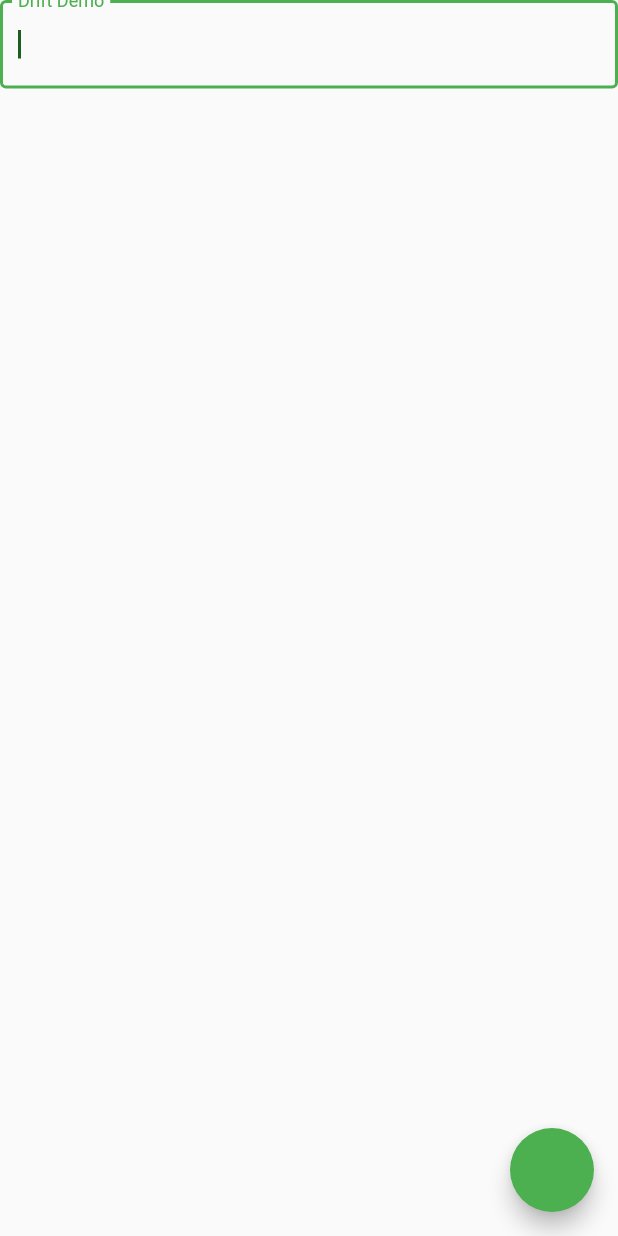
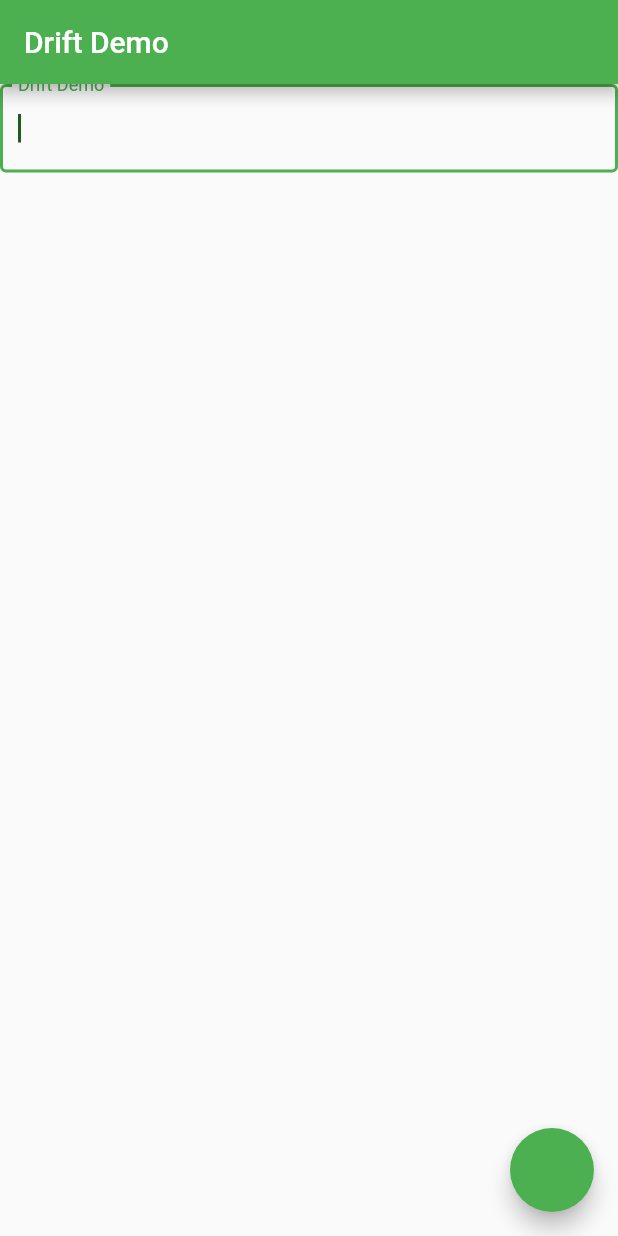
Before and after one commit to valerianaGit/FlutterDriftLocalDataStorageDemo, a Flutter app: the screen it shows after launch, on a phone screen of 412 x 824 dp. Run offline on Flutter 3.47's test engine with Material 2 defaults, Android fonts, the phone set to English and light mode, and no system bars.

Commit message:
create app bar

```diff
--- a/lib/screens/home_page.dart
+++ b/lib/screens/home_page.dart
@@ -18,6 +18,9 @@ class _HomePageState extends State<HomePage> {
   @override
   Widget build(BuildContext context) {
     return Scaffold(
+      appBar: AppBar(
+        title: const Text(kAppTitle),
+      ),
       body: Column(
         children: [
           // TEXTFIELD to enter todo item
```
